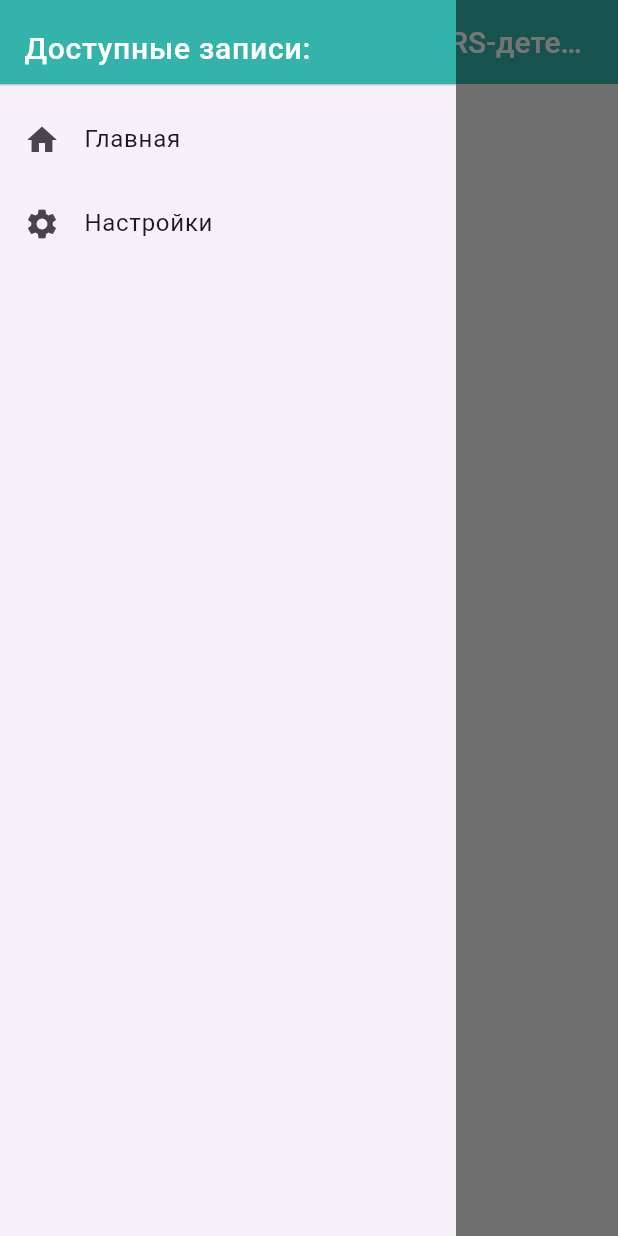
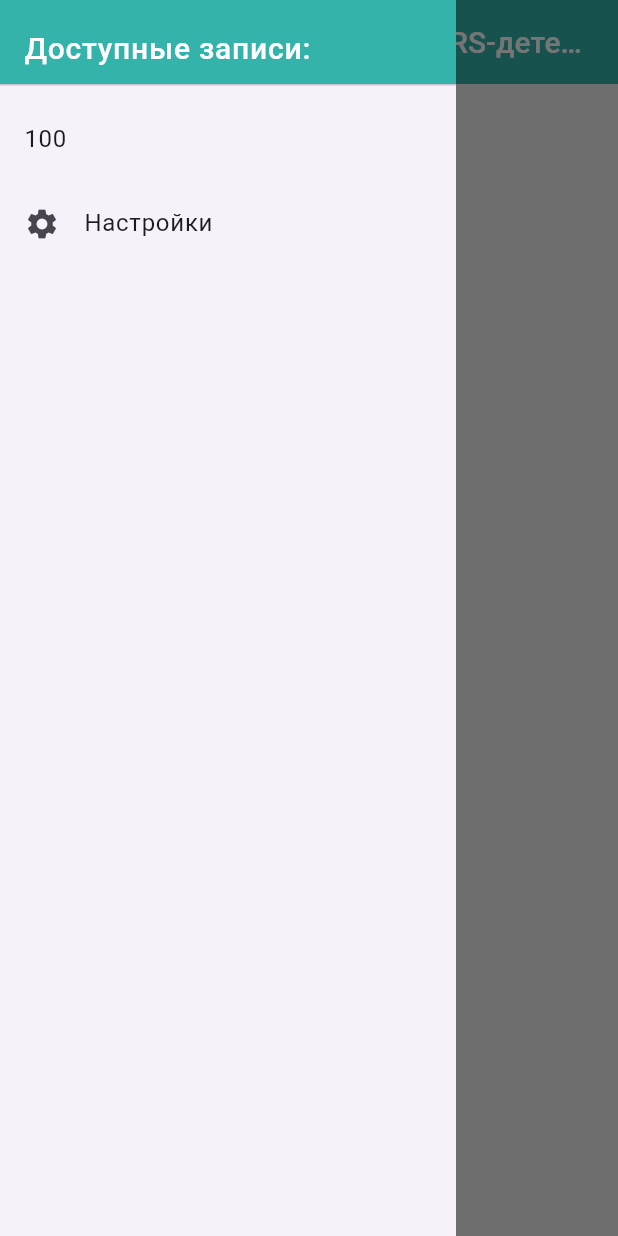
Before and after one commit to iksik04/ecg_viewer, a Flutter app: the screen it shows after launch, with the side drawer open, on a phone screen of 412 x 824 dp. Run offline on Flutter 3.47's test engine with Material 3 defaults, Android fonts, the phone set to English and light mode, and no system bars; our stand-ins replace fl_chart; missing offline and left inert: flutter_csv.

Commit message:
choose number with args

```diff
--- a/lib/constants/app_constants.dart
+++ b/lib/constants/app_constants.dart
@@ -83,7 +83,7 @@ class AppStrings {
   static const String noData = 'Нет данных ECG';
   static const String errorLoading = 'Ошибка загрузки данных:';
 
-  // Имена файлов
-  static const String dataFilePath = 'assets/100.csv';
-  static const String peaksFilePath = 'assets/100peaks.csv';
+  // Пути к файлам
+  static const String dataFilePath = 'assets/data/';
+  static const String peaksFilePath = 'assets/peaks/';
 }
--- a/lib/screens/home_screen.dart
+++ b/lib/screens/home_screen.dart
@@ -19,7 +19,8 @@ class _HomeScreenState extends State<HomeScreen> {
   @override
   void initState() {
     super.initState();
-    _futureData = _ecgService.loadECGData();
+    int number = 100;
+    _futureData = _ecgService.loadECGData(number);
   }
 
   @override
--- a/lib/widgets/custom_drawer.dart
+++ b/lib/widgets/custom_drawer.dart
@@ -34,8 +34,7 @@ class CustomDrawer extends StatelessWidget {
             ),
           ),
           ListTile(
-            leading: const Icon(Icons.home),
-            title: const Text(AppStrings.menuHome),
+            title: const Text('100'),
             onTap: () {
               Navigator.pop(context);
               onHomeTap();
--- a/pubspec.yaml
+++ b/pubspec.yaml
@@ -65,8 +65,8 @@ flutter:
 
   # To add assets to your application, add an assets section, like this:
   assets:
-     - assets/100.csv
-     - assets/100peaks.csv
+     - assets/data/
+     - assets/peaks/
     # - images/a_dot_ham.jpeg
 
   # An image asset can refer to one or more resolution-specific "variants", see
```
Also changed, not shown: lib/services/ecg_service.dart (+9 -7 lines), lib/widgets/ecg_chart.dart (+6 -6 lines), assets/data/100.csv (renamed from assets/100.csv), assets/peaks/100peaks.csv (renamed from assets/100peaks.csv).
